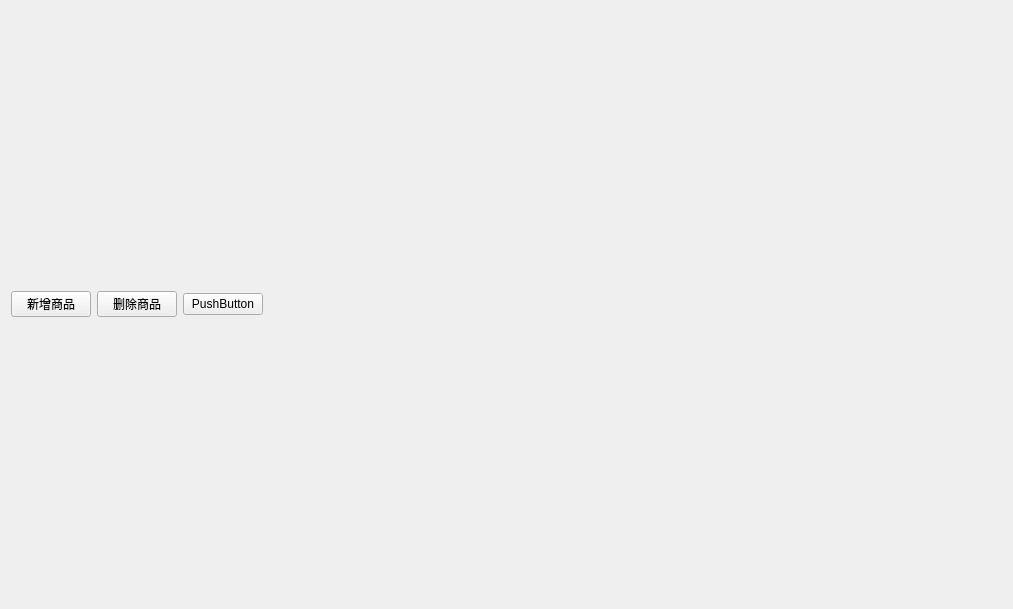
Before: the Qt Designer form SqlManager/SqlManager/MainWindow.ui in houhaotian/sqldemo, drawn with Qt 5.
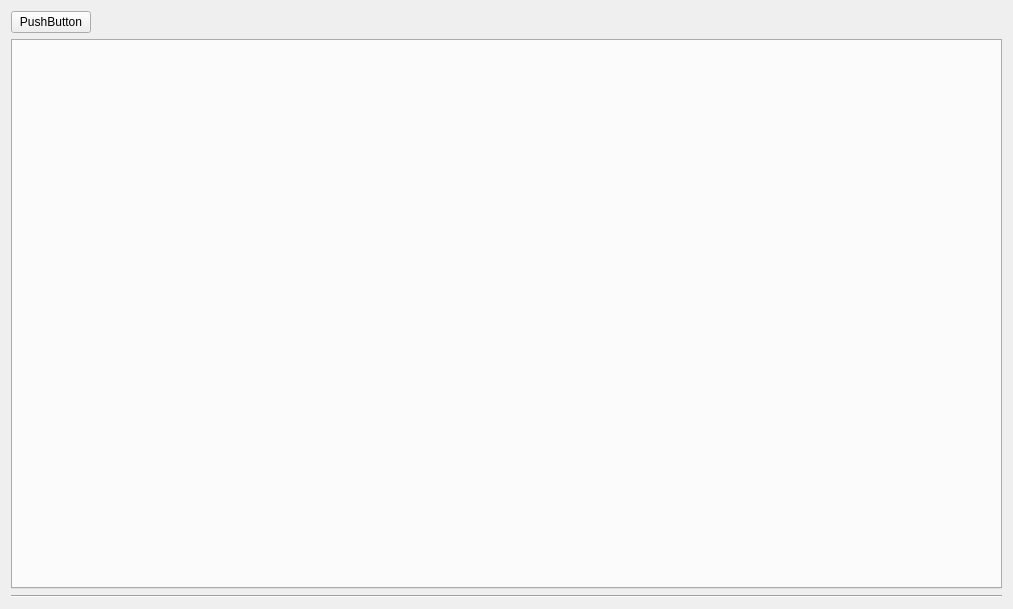
After: the same form once the commit is applied.

```diff
--- a/SqlManager/SqlManager/MainWindow.ui
+++ b/SqlManager/SqlManager/MainWindow.ui
@@ -17,20 +17,6 @@
    <layout class="QVBoxLayout" name="verticalLayout">
     <item>
      <layout class="QHBoxLayout" name="horizontalLayout_2">
-      <item>
-       <widget class="QPushButton" name="insertButton">
-        <property name="text">
-         <string>新增商品</string>
-        </property>
-       </widget>
-      </item>
-      <item>
-       <widget class="QPushButton" name="deleteButton">
-        <property name="text">
-         <string>删除商品</string>
-        </property>
-       </widget>
-      </item>
       <item>
        <widget class="QPushButton" name="pushButton">
         <property name="text">
@@ -54,7 +40,21 @@
      </layout>
     </item>
     <item>
-     <layout class="QHBoxLayout" name="horizontalLayout"/>
+     <widget class="QTabWidget" name="tabWidget">
+      <property name="tabShape">
+       <enum>QTabWidget::Rounded</enum>
+      </property>
+      <property name="currentIndex">
+       <number>-1</number>
+      </property>
+     </widget>
+    </item>
+    <item>
+     <widget class="Line" name="line">
+      <property name="orientation">
+       <enum>Qt::Horizontal</enum>
+      </property>
+     </widget>
     </item>
    </layout>
   </widget>
```
